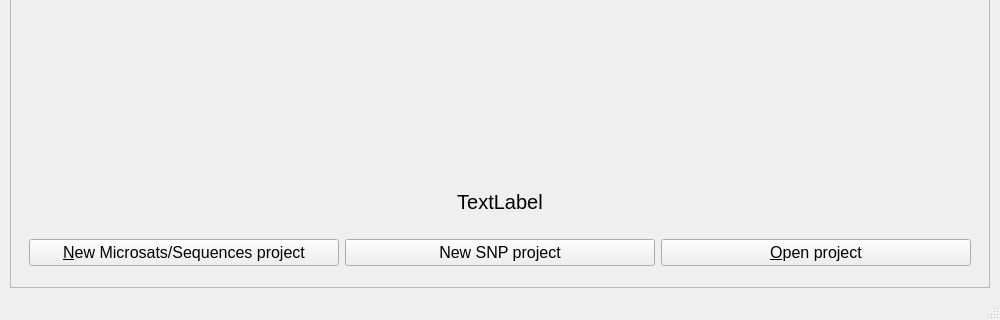
First picture: the form in python_interface/uis/diyabc.ui, repository cbgp/diyabc, before the edit; both pictures show x 0 to 1000 and y 430 to 750 of the 1000 by 750 pixel window.
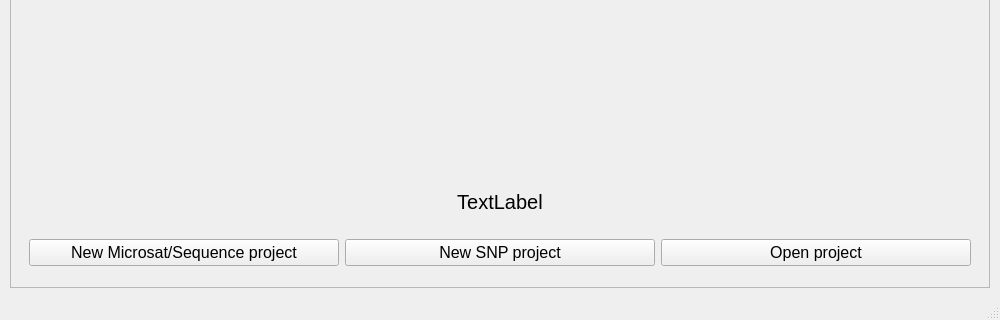
Second picture: the form after the edit.

Patch:
```diff
--- a/python_interface/uis/diyabc.ui
+++ b/python_interface/uis/diyabc.ui
@@ -156,7 +156,7 @@
                  </font>
                 </property>
                 <property name="text">
-                 <string>&amp;New Microsats/Sequences project</string>
+                 <string>New Microsat/Sequence project</string>
                 </property>
                </widget>
               </item>
@@ -180,7 +180,7 @@
                  </font>
                 </property>
                 <property name="text">
-                 <string>&amp;Open project</string>
+                 <string>Open project</string>
                 </property>
                </widget>
               </item>
```
